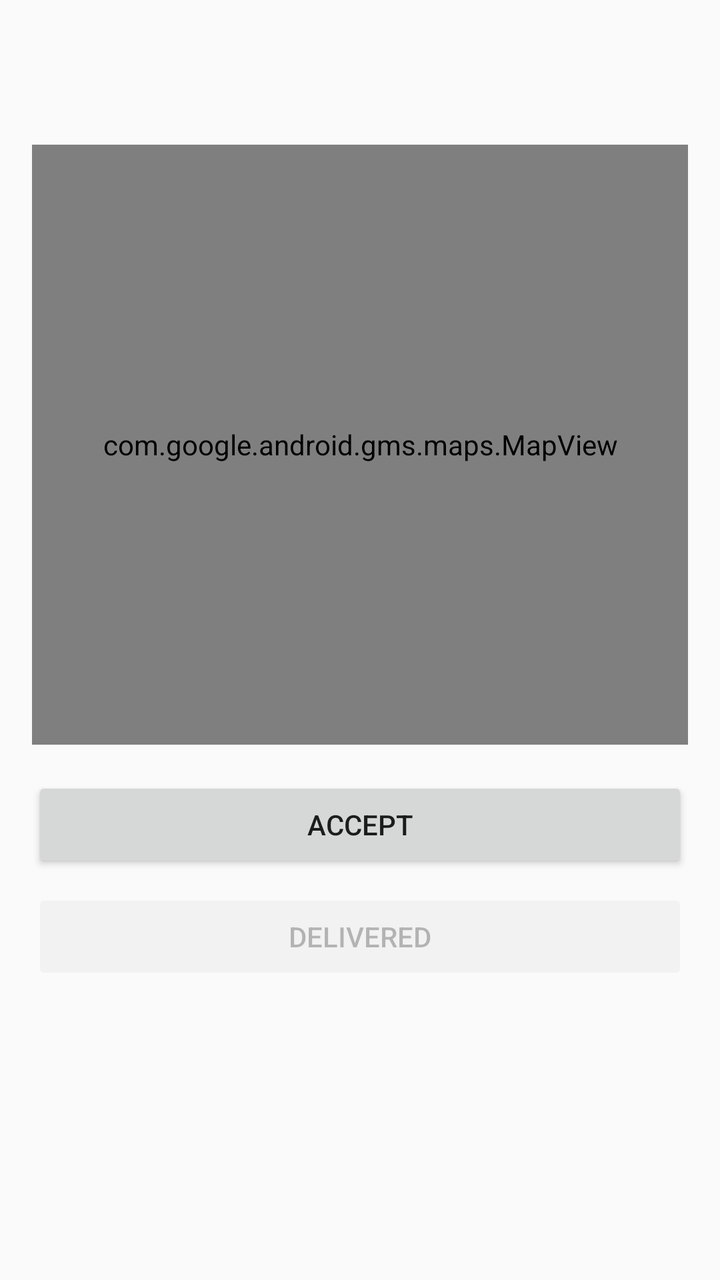
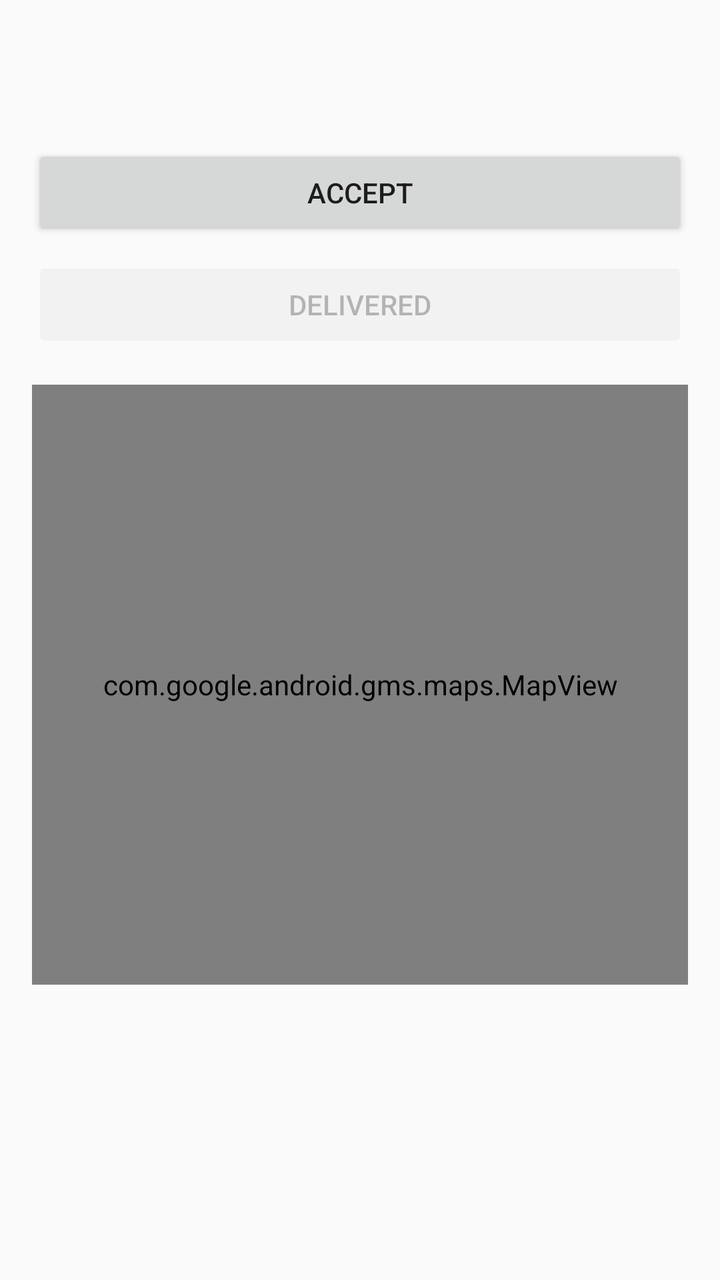

Before-and-after screenshots of an Android layout around one commit, followed by the original layout XML and the change that was made.
<!-- AndroidManifest.xml: application theme Theme.Meal_Mission_App -->
<!-- res/layout/activity_driver_order_detail.xml -->
<RelativeLayout xmlns:android="http://schemas.android.com/apk/res/android"
    android:layout_width="match_parent"
    android:layout_height="match_parent"
    android:padding="16dp">

    <androidx.appcompat.widget.Toolbar
        android:id="@+id/toolbar"
        android:layout_width="match_parent"
        android:layout_height="wrap_content"
        android:background="?attr/colorPrimary"
        android:title="Order Details"
        android:titleTextColor="@android:color/white" />

    <TextView
        android:id="@+id/textViewOrderDetails"
        android:layout_width="match_parent"
        android:layout_height="wrap_content"
        android:textSize="18sp"
        android:layout_below="@id/toolbar"
        android:layout_marginTop="16dp"
        android:layout_marginBottom="16dp" />

    <com.google.android.gms.maps.MapView
        android:id="@+id/mapView"
        android:layout_width="match_parent"
        android:layout_height="300dp"
        android:layout_below="@id/textViewOrderDetails"
        android:layout_marginBottom="16dp" />

    <Button
        android:id="@+id/buttonAccept"
        android:layout_width="match_parent"
        android:layout_height="wrap_content"
        android:text="Accept"
        android:layout_below="@id/mapView"
        android:layout_marginBottom="8dp" />

    <Button
        android:id="@+id/buttonDelivered"
        android:layout_width="match_parent"
        android:layout_height="wrap_content"
        android:text="Delivered"
        android:layout_below="@id/buttonAccept"
        android:enabled="false" />
</RelativeLayout>
<!-- resources referenced by this layout -->
<resources>
  <style name="Theme.Meal_Mission_App" parent="android:Theme.Material.Light.NoActionBar" />
</resources>

<!-- the commit's change to res/layout/activity_driver_order_detail.xml (unified diff, before → after) -->
@@ -3,6 +3,7 @@
     android:layout_height="match_parent"
     android:padding="16dp">
 
+    
     <androidx.appcompat.widget.Toolbar
         android:id="@+id/toolbar"
         android:layout_width="match_parent"
@@ -11,6 +12,7 @@
         android:title="Order Details"
         android:titleTextColor="@android:color/white" />
 
+    
     <TextView
         android:id="@+id/textViewOrderDetails"
         android:layout_width="match_parent"
@@ -20,26 +22,31 @@
         android:layout_marginTop="16dp"
         android:layout_marginBottom="16dp" />
 
-    <com.google.android.gms.maps.MapView
-        android:id="@+id/mapView"
-        android:layout_width="match_parent"
-        android:layout_height="300dp"
-        android:layout_below="@id/textViewOrderDetails"
-        android:layout_marginBottom="16dp" />
-
+    
     <Button
         android:id="@+id/buttonAccept"
         android:layout_width="match_parent"
         android:layout_height="wrap_content"
         android:text="Accept"
-        android:layout_below="@id/mapView"
+        android:layout_below="@id/textViewOrderDetails"
         android:layout_marginBottom="8dp" />
 
+    
     <Button
         android:id="@+id/buttonDelivered"
         android:layout_width="match_parent"
         android:layout_height="wrap_content"
         android:text="Delivered"
         android:layout_below="@id/buttonAccept"
+        android:layout_marginBottom="16dp"
         android:enabled="false" />
+
+    
+    <com.google.android.gms.maps.MapView
+        android:id="@+id/mapView"
+        android:layout_width="match_parent"
+        android:layout_height="300dp"
+        android:layout_below="@id/buttonDelivered"
+        android:layout_marginBottom="16dp" />
+
 </RelativeLayout>
